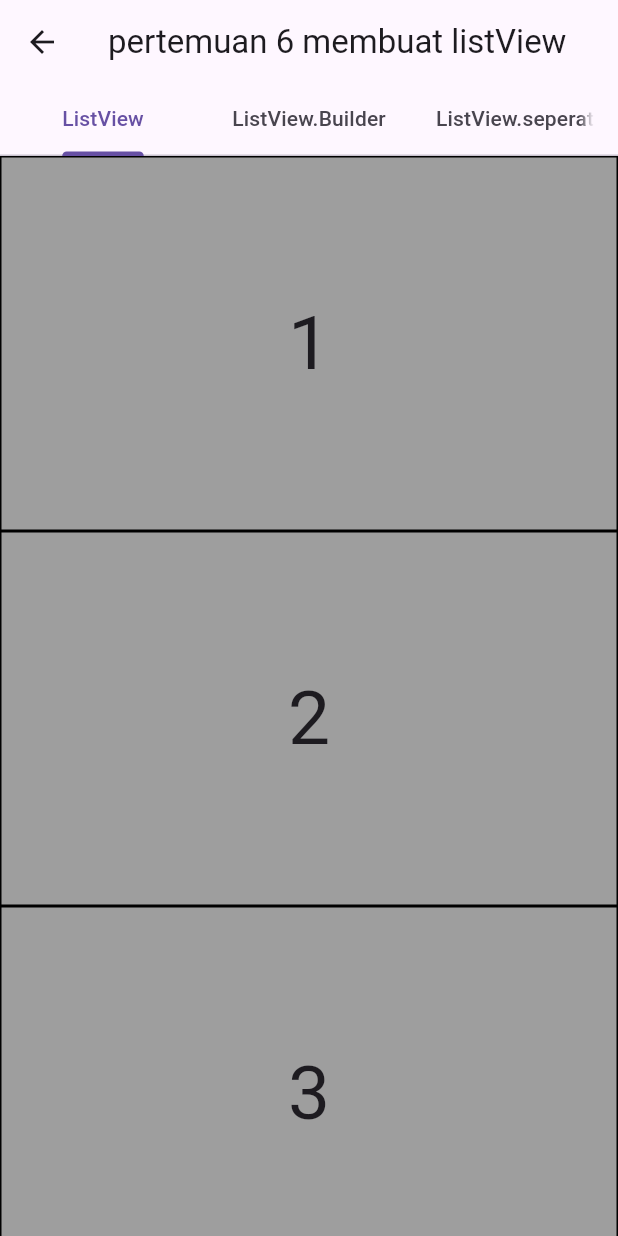
After one commit to Smyaasn/wisata_mobile1, a Flutter app: the screen it shows after launch, after a tap on "Mari Kita Mulai", on a phone screen of 412 x 824 dp. The commit adds this screen. Run offline on Flutter 3.47's test engine with Material 3 defaults, Android fonts, the phone set to English and light mode, and no system bars; our stand-ins replace lottie; network calls fail.

Commit message:
Membuat landing page pertemuan 6

```diff
--- /dev/null
+++ b/lib/const.dart
@@ -0,0 +1,5 @@
+import 'package:flutter/material.dart';
+
+const kButtonColor = Color(0xFF1B1B1B);
+const kBackgroundColor = Color(0xFFF0F3F5);
+const blueTextColor = Color(0xFF2B56CC);
--- /dev/null
+++ b/lib/latihanmodul/pertemuan6.dart
@@ -0,0 +1,117 @@
+import 'package:flutter/material.dart';
+
+class Pertemuan6 extends StatelessWidget {
+  const Pertemuan6({super.key});
+
+  @override
+  Widget build(BuildContext context) {
+    return DefaultTabController(
+        length: 3,
+        child: Scaffold(
+          appBar: AppBar(
+            title: Text('pertemuan 6 membuat listView'),
+            bottom: TabBar(tabs: [
+              Tab(
+                text: 'ListView',
+              ),
+              Tab(
+                text: 'ListView.Builder',
+              ),
+              Tab(
+                text: 'ListView.seperated',
+              ),
+            ]),
+          ),
+          body: TabBarView(children: [
+            ContohListView(),
+            ContohListViewBuilder(),
+            ContohViewListSeparated()
+          ]),
+        ));
+  }
+}
+
+class ContohListView extends StatelessWidget {
+  final List<int> numberList = [1, 2, 3, 4, 5, 6, 7, 8];
+  ContohListView({super.key});
+
+  @override
+  Widget build(BuildContext context) {
+    return ListView(
+      children: numberList.map((int number) {
+        return Container(
+          height: 250,
+          decoration: BoxDecoration(
+            color: Colors.grey,
+            border: Border.all(color: Colors.black),
+          ),
+          child: Center(
+            child: Text(
+              '$number',
+              style: TextStyle(fontSize: 50),
+            ),
+          ),
+        );
+      }).toList(),
+    );
+  }
+}
+
+class ContohListViewBuilder extends StatelessWidget {
+  final List<int> numberList = [1, 2, 3, 4, 5, 6, 7, 8];
+  ContohListViewBuilder({super.key});
+
+  @override
+  Widget build(BuildContext context) {
+    return ListView.builder(
+      itemBuilder: (context, index) {
+        return Container(
+          height: 250,
+          decoration: BoxDecoration(
+            color: Colors.grey,
+            border: Border.all(color: Colors.black),
+          ),
+          child: Center(
+            child: Text(
+              '${numberList[index]}',
+              style: TextStyle(fontSize: 50),
+            ),
+          ),
+        );
+      },
+      itemCount: numberList.length,
+    );
+  }
+}
+
+class ContohViewListSeparated extends StatelessWidget {
+  final List<int> numberList = [1, 2, 3, 4, 5, 6, 7, 8];
+  ContohViewListSeparated({super.key});
+
+  @override
+  Widget build(BuildContext context) {
+    return ListView.separated(
+        itemBuilder: (context, index) {
+          return Container(
+            height: 250,
+            decoration: BoxDecoration(
+              color: Colors.grey,
+              border: Border.all(color: Colors.black),
+            ),
+            child: Center(
+              child: Text(
+                '${numberList[index]}',
+                style: TextStyle(fontSize: 50),
+              ),
+            ),
+          );
+        },
+        separatorBuilder: (context, index) {
+          return Container(
+            height: 10,
+            color: Colors.amber,
+          );
+        },
+        itemCount: numberList.length);
+  }
+}
--- a/lib/main.dart
+++ b/lib/main.dart
@@ -1,7 +1,11 @@
+import 'package:aslab_travel/latihanmodul/pertemuan5.dart';
+import 'package:aslab_travel/latihanmodul/pertemuan6.dart';
+import 'package:aslab_travel/model/landing_model.dart';
 import 'package:aslab_travel/screens/SplashScreen.dart';
+import 'package:aslab_travel/screens/landing_page.dart';
 import 'package:flutter/material.dart';
 
-void main(){
+void main() {
   runApp(TravelApp());
 }
 
@@ -12,7 +16,7 @@ class TravelApp extends StatelessWidget {
   Widget build(BuildContext context) {
     return MaterialApp(
       debugShowCheckedModeBanner: false,
-      home: Splashscreen(),
+      home: LandingPageOne(),
     );
   }
 }
--- /dev/null
+++ b/lib/screens/landing_page.dart
@@ -0,0 +1,191 @@
+import 'package:aslab_travel/const.dart';
+import 'package:aslab_travel/latihanmodul/pertemuan6.dart';
+import 'package:aslab_travel/model/landing_model.dart';
+import 'package:flutter/material.dart';
+
+class LandingPageOne extends StatefulWidget {
+  const LandingPageOne({super.key});
+
+  @override
+  State<LandingPageOne> createState() => _LandingPageOneState();
+}
+
+class _LandingPageOneState extends State<LandingPageOne> {
+  int currentIndex = 0;
+  Widget dotIndicator(int index) {
+    return AnimatedContainer(
+      duration: Duration(microseconds: 400),
+      margin: EdgeInsets.only(right: 6),
+      width: 20,
+      height: 4,
+      decoration: BoxDecoration(
+          borderRadius: BorderRadius.circular(15),
+          color: index == currentIndex ? Colors.white : Colors.white54),
+    );
+  }
+
+  @override
+  Widget build(BuildContext context) {
+    return Scaffold(
+      body: Stack(
+        children: [
+          PageView.builder(
+            itemCount: landingpage.length,
+            onPageChanged: (value) {
+              setState(() {
+                currentIndex = value;
+              });
+            },
+            itemBuilder: (context, index) {
+              return Image.network(
+                landingpage[index].image,
+                fit: BoxFit.cover,
+              );
+            },
+          ),
+          Padding(
+            padding: const EdgeInsets.symmetric(horizontal: 15),
+            child: Column(
+              children: [
+                const SizedBox(height: 150),
+                Column(
+                  children: [
+                    Text(
+                      landingpage[currentIndex].name,
+                      style: const TextStyle(
+                        fontSize: 45,
+                        color: Colors.white,
+                        fontWeight: FontWeight.w500,
+                        fontFamily: "NunitoSans",
+                        height: 1,
+                      ),
+                    ),
+                    const SizedBox(
+                      height: 10,
+                    ),
+                    const Text(
+                      "Ayo jelajahi Indonesia bersama kami dan ciptakan kenangan tak terlupakan yang akan bertahan seumur hidup.",
+                      style: TextStyle(
+                          fontSize: 11,
+                          color: Colors.white,
+                          fontWeight: FontWeight.w500,
+                          fontFamily: "NunitoSans"),
+                    ),
+                    const SizedBox(
+                      height: 10,
+                    ),
+                    SizedBox(
+                      child: Column(
+                        children: [
+                          Row(
+                            mainAxisAlignment: MainAxisAlignment.start,
+                            children: List.generate(
+                              landingpage.length,
+                              dotIndicator,
+                            ),
+                          ),
+                        ],
+                      ),
+                    )
+                  ],
+                ),
+              ],
+            ),
+          ),
+          Align(
+            alignment: Alignment.bottomCenter,
+            child: SizedBox(
+              height: 185,
+              child: Column(
+                children: [
+                  const SizedBox(height: 20),
+                  ClipRRect(
+                    borderRadius: const BorderRadius.only(
+                      topLeft: Radius.circular(15),
+                      topRight: Radius.circular(15),
+                    ),
+                    child: Container(
+                      padding: const EdgeInsets.all(35),
+                      color: Colors.white,
+                      child: Column(
+                        children: [
+                          GestureDetector(
+                            onTap: () {
+                              Navigator.push(
+                                context,
+                                MaterialPageRoute(
+                                  builder: (context) => Pertemuan6(),
+                                ),
+                              );
+                            },
+                            child: Container(
+                              height: 60,
+                              decoration: BoxDecoration(
+                                  borderRadius: BorderRadius.circular(15),
+                                  boxShadow: const [
+                                    BoxShadow(
+                                      color: Colors.black12,
+                                      offset: Offset(0, 5),
+                                      spreadRadius: 15,
+                                      blurRadius: 15,
+                                    )
+                                  ],
+                                  color: kButtonColor),
+                              child: const Center(
+                                child: Row(
+                                  mainAxisAlignment: MainAxisAlignment.center,
+                                  children: [
+                                    Text(
+                                      "Mari Kita Mulai",
+                                      style: TextStyle(
+                                          fontSize: 16,
+                                          color: Colors.white,
+                                          fontWeight: FontWeight.bold),
+                                    ),
+                                    SizedBox(
+                                      width: 5,
+                                    ),
+                                    Icon(
+                                      Icons.arrow_forward,
+                                      color: Colors.white,
+                                      size: 20,
+                                    ),
+                                  ],
+                                ),
+                              ),
+                            ),
+                          ),
+                          const SizedBox(height: 15),
+                          const Text.rich(
+                            TextSpan(
+                              children: [
+                                TextSpan(
+                                  text: "sudah punya akun? ",
+                                  style: TextStyle(
+                                    color: kButtonColor,
+                                    fontSize: 14,
+                                  ),
+                                ),
+                                TextSpan(
+                                  text: "Masuk",
+                                  style: TextStyle(
+                                    color: blueTextColor,
+                                    fontSize: 14,
+                                  ),
+                                ),
+                              ],
+                            ),
+                          ),
+                        ],
+                      ),
+                    ),
+                  )
+                ],
+              ),
+            ),
+          )
+        ],
+      ),
+    );
+  }
+}
```
Also changed, not shown: lib/latihanmodul/pertemuan5.dart (added, +99 -0 lines), lib/model/landing_model.dart (added, +20 -0 lines).
